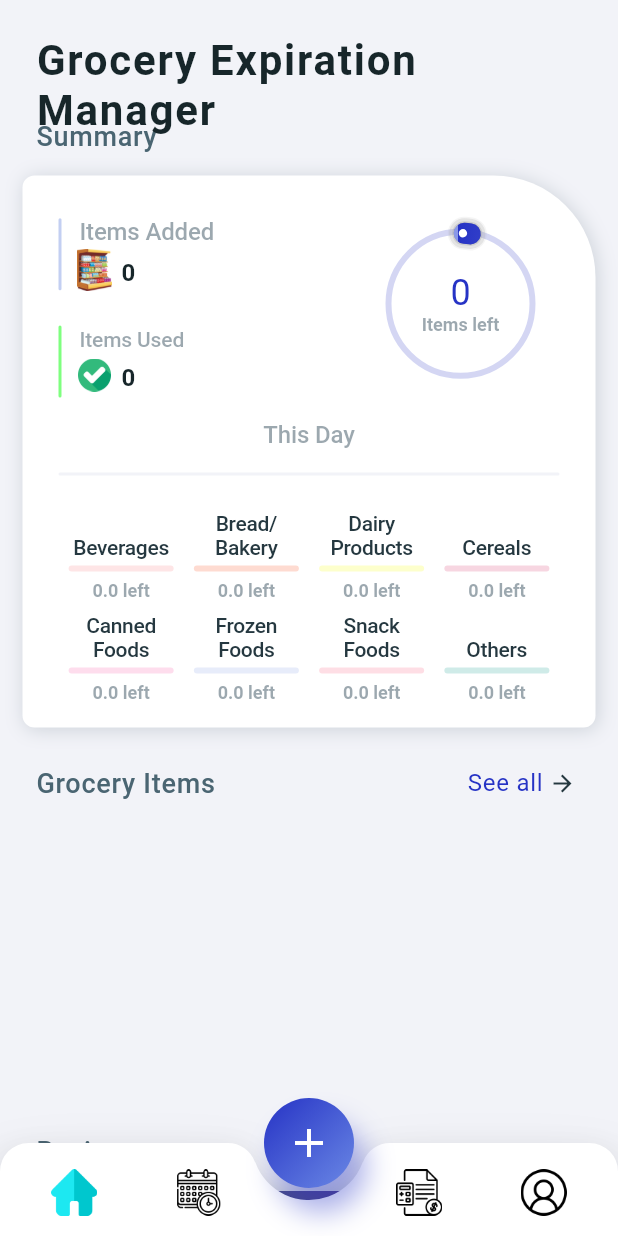
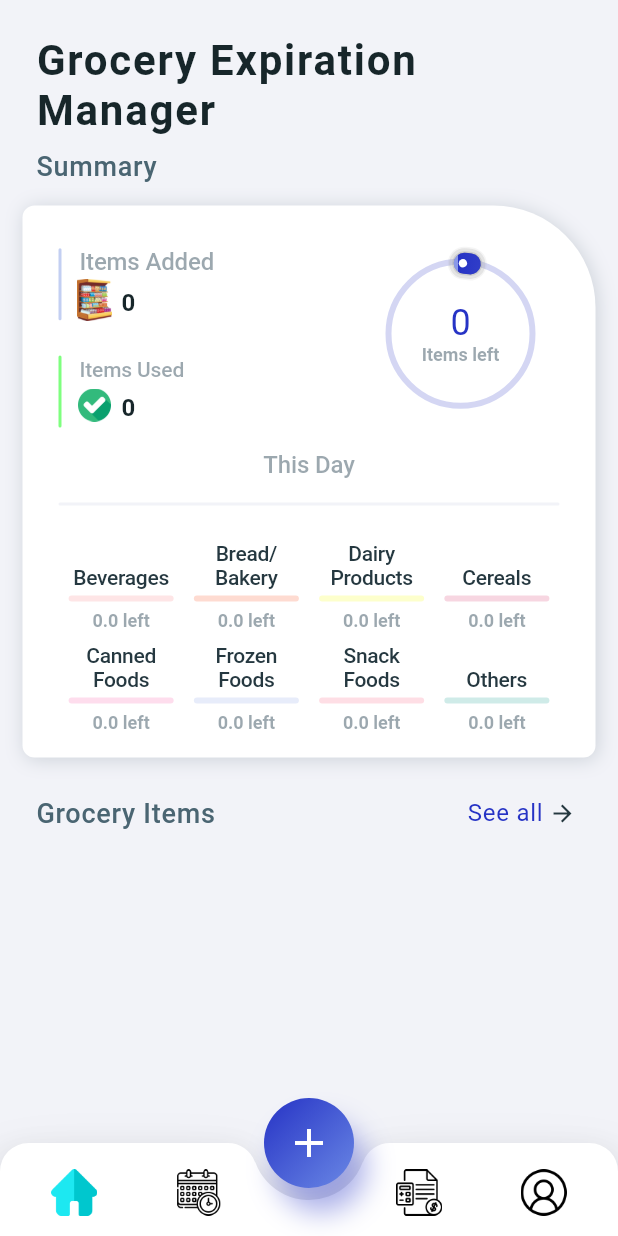
Before and after one commit to lakshanmaheshka/RT-GEM, a Flutter app: the screen it shows once a user with an empty profile is signed in, after a tap on "Items Added", on a phone screen of 412 x 824 dp. Run offline on Flutter 3.47's test engine with Material 2 defaults, Android fonts, the phone set to English and light mode, and no system bars; our stand-ins replace camera, cloud_firestore, equatable, firebase_auth, firebase_core, fl_chart and 5 more; missing offline and left inert: google_ml_kit, random_color; accounts and stored records are empty.

Commit message:
added unit tests and fixed errors

```diff
--- a/lib/screens/home_screen.dart
+++ b/lib/screens/home_screen.dart
@@ -146,9 +146,12 @@ class _HomeScreenState extends State<HomeScreen>
           body: Stack(
             children: <Widget>[
               Center(
-                child: Container(
-                  width: 800,
-                    child: getMainListViewUI()
+                child: Padding(
+                  padding: const EdgeInsets.fromLTRB(0.0,20,0.0,0.0),
+                  child: Container(
+                    width: 800,
+                      child: getMainListViewUI()
+                  ),
                 ),
               ),
               getAppBarUI(),
--- a/lib/screens/login_page.dart
+++ b/lib/screens/login_page.dart
@@ -1,4 +1,5 @@
 import 'package:flutter/material.dart';
+import 'package:flutter/services.dart';
 import 'package:provider/provider.dart';
 import 'package:rt_gem/provider/email_sign_in.dart';
 import 'package:rt_gem/theme.dart';
@@ -30,6 +31,10 @@ class _LoginPageState extends State<LoginPage>
   void initState() {
     super.initState();
     _pageController = PageController();
+    SystemChrome.setPreferredOrientations([
+      DeviceOrientation.portraitUp,
+      DeviceOrientation.portraitDown,
+    ]);
   }
 
   @override
@@ -37,7 +42,6 @@ class _LoginPageState extends State<LoginPage>
     final provider = Provider.of<EmailSignInProvider>(context);
     return Scaffold(
         body: SingleChildScrollView(
-      //physics: const ClampingScrollPhysics(),
           child: GestureDetector(
             onTap: () {
               FocusScope.of(context).requestFocus(FocusNode());
@@ -72,7 +76,6 @@ class _LoginPageState extends State<LoginPage>
                     child: _buildMenuBar(context),
                   ),
                   Expanded(
-                flex: 2,
                     child: PageView(
                       controller: _pageController,
                       physics: const ClampingScrollPhysics(),
--- a/lib/utils/database.dart
+++ b/lib/utils/database.dart
@@ -58,7 +58,7 @@ class Database {
         .catchError((e) => print(e));
   }
 
-  // static Stream<QuerySnapshot> readGroceries() {
+  // static Stream<QuerySnapshot> readGrocery() {
   //   CollectionReference rtGemGroceriesCollection =
   //       _mainCollection.doc(userUid).collection('groceries');
   //
@@ -148,11 +148,11 @@ class Database {
     return rtGemGroceriesCollection.snapshots();
   }
 
+  //
+  // CollectionReference _collectionRef =
+  // FirebaseFirestore.instance.collection('collection');
 
-  CollectionReference _collectionRef =
-  FirebaseFirestore.instance.collection('collection');
-
-  static Future<List> getData() async {
+  static Future<List> getReceiptData() async {
     CollectionReference rtGemGroceriesCollection =
     _mainCollection.doc(userUid).collection('receipts');
     // Get docs from collection reference
@@ -166,7 +166,7 @@ class Database {
     return allData;
   }
 
-  static Future<List> getDataGrocery() async {
+  static Future<List> getGroceryData() async {
     CollectionReference rtGemGroceriesCollection =
     _mainCollection.doc(userUid).collection('groceries');
     // Get docs from collection reference
--- a/lib/utils/receipt_models/transaction.dart
+++ b/lib/utils/receipt_models/transaction.dart
@@ -109,7 +109,7 @@
 
   Future<void> fetchTransactions() async {
 
-    final fetchedData = await Database.getData();
+    final fetchedData = await Database.getReceiptData();
 
     _transactions = fetchedData
         .map(
--- a/lib/widgets/login_widgets/sign_in.dart
+++ b/lib/widgets/login_widgets/sign_in.dart
@@ -50,7 +50,7 @@ class _SignInState extends State<SignIn> {
                   ),
                   child: Container(
                     width: 300.0,
-                    height: 190.0,
+                    height: 190.0 ,
                     child: ListView(
                       children: <Widget>[
                         buildEmailField(),
@@ -106,29 +106,13 @@ class _SignInState extends State<SignIn> {
                     ),
                     onPressed: () {
                       submit();
-                     /* Navigator.of(context).push(
-                          MaterialPageRoute(builder: (context) => AuthPage()),
-                      );*/
-
-                      CustomSnackBar(
-                          context, const Text('Login button pressed'),Colors.green);
+                      //
+                      // CustomSnackBar(
+                      //     context, const Text('Login button pressed'),Colors.green);
                       }
                   ),
                 )
               ],
-            ),
-            Padding(
-              padding: const EdgeInsets.only(top: 10.0),
-              child: TextButton(
-                  onPressed: () {},
-                  child: const Text(
-                    'Forgot Password?',
-                    style: TextStyle(
-                        decoration: TextDecoration.underline,
-                        color: Colors.white,
-                        fontSize: 16.0,
-                        fontFamily: 'WorkSansMedium'),
-                  )),
             ),
             Padding(
               padding: const EdgeInsets.only(top: 10.0),
@@ -178,49 +162,41 @@ class _SignInState extends State<SignIn> {
                 ],
               ),
             ),
-            Row(
-              mainAxisAlignment: MainAxisAlignment.center,
-              children: <Widget>[
-                Padding(
-                  padding: const EdgeInsets.only(top: 10.0, right: 40.0),
-                  child: GestureDetector(
-                    onTap: () => CustomSnackBar(
-                        context, const Text('Facebook button pressed'),Colors.green),
-                    child: Container(
-                      padding: const EdgeInsets.all(15.0),
-                      decoration: const BoxDecoration(
-                        shape: BoxShape.circle,
-                        color: Colors.white,
-                      ),
-                      child: const Icon(
-                        FontAwesomeIcons.facebookF,
-                        color: Color(0xFF0084ff),
-                      ),
-                    ),
-                  ),
-                ),
             Padding(
               padding: const EdgeInsets.only(top: 10.0),
-                  child: GestureDetector(
+              child: InkWell(
                 onTap: () {
                   final provider =
                       Provider.of<GoogleSignInProvider>(context, listen: false);
                   provider.login();
                 },
                 child: Container(
+                  width: 300.0,
                   padding: const EdgeInsets.all(15.0),
                   decoration: const BoxDecoration(
-                        shape: BoxShape.circle,
+                    shape: BoxShape.rectangle,
                     color: Colors.white,
+                    borderRadius: const BorderRadius.all(Radius.circular(20.0),
                     ),
-                      child: const Icon(
+                  ),
+                  child: Row(
+                    mainAxisAlignment: MainAxisAlignment.center,
+                    children: [
+                      const Icon(
                         FontAwesomeIcons.google,
                         color: Color(0xFF0084ff),
                       ),
+                      SizedBox(width: 10,),
+                      Text("Login with Google",
+                          style: TextStyle(
+                          color: Colors.black,
+                          fontSize: 17.0,
+                          fontWeight: FontWeight.bold,
+                          fontFamily: 'WorkSansBold'))
+                    ],
                   ),
                 ),
               ),
-              ],
             ),
           ],
         ),
@@ -277,7 +253,7 @@ class _SignInState extends State<SignIn> {
 
     return Padding(
       padding: const EdgeInsets.only(
-          top: 20.0, bottom: 25.0, left: 25.0, right: 25.0),
+          top: 20.0, bottom: 0.0, left: 25.0, right: 25.0),
       child: TextFormField(
         autovalidateMode: AutovalidateMode.onUserInteraction,
         key: ValueKey('password'),
@@ -316,7 +292,6 @@ class _SignInState extends State<SignIn> {
             ),
           ),
         ),
-        onFieldSubmitted: (_) => _toggleSignInButton(),
         onSaved: (password) {
           provider.userPassword = password;
         },
@@ -324,9 +299,6 @@ class _SignInState extends State<SignIn> {
     );
   }
 
-  void _toggleSignInButton() {
-    CustomSnackBar(context, const Text('Login button pressed'),Colors.green);
-  }
 
   void _toggleLogin() {
     setState(() {
@@ -346,10 +318,13 @@ class _SignInState extends State<SignIn> {
       final isSuccess = await provider.login();
 
       if (isSuccess) {
-        CustomSnackBar(context, const Text('Create User Success!'),Colors.green);
+        CustomSnackBar(context, const Text('Login Success!'),Colors.green);
       } else {
         CustomSnackBar(context, const Text('An error occurred, please check your credentials!'),Colors.red);
       }
+    } else{
+      CustomSnackBar(context, const Text('Enter email and password!'),Colors.red);
+
     }
   }
 }
--- a/lib/widgets/login_widgets/sign_up.dart
+++ b/lib/widgets/login_widgets/sign_up.dart
@@ -58,7 +58,7 @@ class _SignUpState extends State<SignUp> {
                   ),
                   child: Container(
                     width: 300.0,
-                    height: 360.0,
+                    height: 330.0,
                     child: ListView(
                       children: <Widget>[
                         buildUsernameField(),
@@ -89,7 +89,7 @@ class _SignUpState extends State<SignUp> {
                   ),
                 ),
                 Container(
-                  margin: const EdgeInsets.only(top: 340.0),
+                  margin: const EdgeInsets.only(top: 310.0),
                   decoration: const BoxDecoration(
                     borderRadius: BorderRadius.all(Radius.circular(5.0)),
                     boxShadow: <BoxShadow>[
@@ -131,7 +131,6 @@ class _SignUpState extends State<SignUp> {
                     ),
                     onPressed: () {
                       submit();
-                      _toggleSignUpButton();
                     }
                   ),
                 )
@@ -148,7 +147,7 @@ class _SignUpState extends State<SignUp> {
 
     return Padding(
       padding: const EdgeInsets.only(
-          top: 20.0, bottom: 20.0, left: 25.0, right: 25.0),
+          top: 15.0, bottom: 15.0, left: 25.0, right: 25.0),
       child: TextFormField(
         key: ValueKey('username'),
         focusNode: focusNodeName,
@@ -190,7 +189,7 @@ class _SignUpState extends State<SignUp> {
 
     return Padding(
       padding: const EdgeInsets.only(
-          top: 20.0, bottom: 20.0, left: 25.0, right: 25.0),
+          top: 15.0, bottom: 15.0, left: 25.0, right: 25.0),
       child: TextFormField(
         key: ValueKey('email'),
         focusNode: focusNodeEmail,
@@ -234,7 +233,7 @@ class _SignUpState extends State<SignUp> {
 
     return Padding(
       padding: const EdgeInsets.only(
-          top: 20.0, bottom: 20.0, left: 25.0, right: 25.0),
+          top: 15.0, bottom: 15.0, left: 25.0, right: 25.0),
       child: TextFormField(
         key: ValueKey('password'),
         focusNode: focusNodePassword,
@@ -281,16 +280,21 @@ class _SignUpState extends State<SignUp> {
   }
 
   Widget buildConfirmPasswordField(){
-    final provider = Provider.of<EmailSignInProvider>(context);
-
     return Padding(
       padding: const EdgeInsets.only(
-          top: 20.0, bottom: 25.0, left: 25.0, right: 25.0),
+          top: 15.0, bottom: 25.0, left: 25.0, right: 25.0),
       child: TextFormField(
         focusNode: focusNodeConfirmPassword,
         controller: signupConfirmPasswordController,
         obscureText: _obscureTextConfirmPassword,
         autocorrect: false,
+        validator: (value) {
+          if (signupConfirmPasswordController.text !=  signupPasswordController.text) {
+            return 'Passwords must match.';
+          } else {
+            return null;
+          }
+        },
         style: const TextStyle(
             fontFamily: 'WorkSansSemiBold',
             fontSize: 16.0,
@@ -315,18 +319,9 @@ class _SignUpState extends State<SignUp> {
             ),
           ),
         ),
-        onFieldSubmitted: (_) => _toggleSignUpButton(),
-        onSaved: (_) {
-          //_toggleSignUpButton();
-        },
         textInputAction: TextInputAction.go,
       ),
     );
-  }
-
-
-  void _toggleSignUpButton() {
-    CustomSnackBar(context, const Text('SignUp button pressed'),Colors.green);
   }
 
   void _toggleSignup() {
@@ -357,6 +352,8 @@ class _SignUpState extends State<SignUp> {
       } else {
         CustomSnackBar(context, const Text('An error occurred, please check your credentials!'),Colors.red);
       }
+    } else{
+      CustomSnackBar(context, const Text('Validation Error!'),Colors.red);
     }
   }
 
--- a/lib/widgets/screen_views/summary_view.dart
+++ b/lib/widgets/screen_views/summary_view.dart
@@ -25,7 +25,6 @@ class SummaryView extends StatefulWidget {
 
 class _SummaryViewState extends State<SummaryView> {
 
-
   late String expires ="All";
 
   late int itemsUsed = 0;
@@ -49,15 +48,8 @@ class _SummaryViewState extends State<SummaryView> {
   late double itemsTotalSnack = 0.1;
   late double itemsTotalOthers = 0.1;
 
-  //int Globaldata.filter.value = 0;
-
-
-
-
-
   void getProducts () async {
     List<Grocery> _groceries = [];
-
 
     List<Grocery> _filteredBeverages = [];
     List<Grocery> _filteredBread = [];
@@ -68,9 +60,7 @@ class _SummaryViewState extends State<SummaryView> {
     List<Grocery> _filteredSnack = [];
     List<Grocery> _filteredOthers = [];
 
-
-    final fetchedData = await Database.getDataGrocery();
-    //var date = DateTime.fromMillisecondsSinceEpoch(timestamp * 1000);
+    final fetchedData = await Database.getGroceryData();
     DateTime date = DateTime.now();
 
     _groceries = fetchedData
@@ -178,7 +168,6 @@ class _SummaryViewState extends State<SummaryView> {
           itemsTotalFrozen = _filteredFrozen.length.toDouble() == 0.0 ? 0.1 : _filteredFrozen.length.toDouble();
           itemsTotalSnack = _filteredSnack.length.toDouble() == 0.0 ? 0.1 : _filteredSnack.length.toDouble();
           itemsTotalOthers = _filteredOthers.length.toDouble() == 0.0 ? 0.1 : _filteredOthers.length.toDouble();
-
         });
         }
 
--- a/pubspec.yaml
+++ b/pubspec.yaml
@@ -47,6 +47,8 @@ dependencies:
   jiffy: ^4.1.0
   camera: ^0.8.1
   google_ml_kit: ^0.3.0
+  mockito: ^5.0.10
+  get_it: ^3.0.3
 
 
   # google sign in
```
Also changed, not shown: lib/utils/calendar_utils.dart (+4 -31 lines), lib/widgets/screen_views/calendar_view.dart (+18 -91 lines), pubspec.lock, 3 other files. Lines whose indentation alone changed are shown as unchanged.
